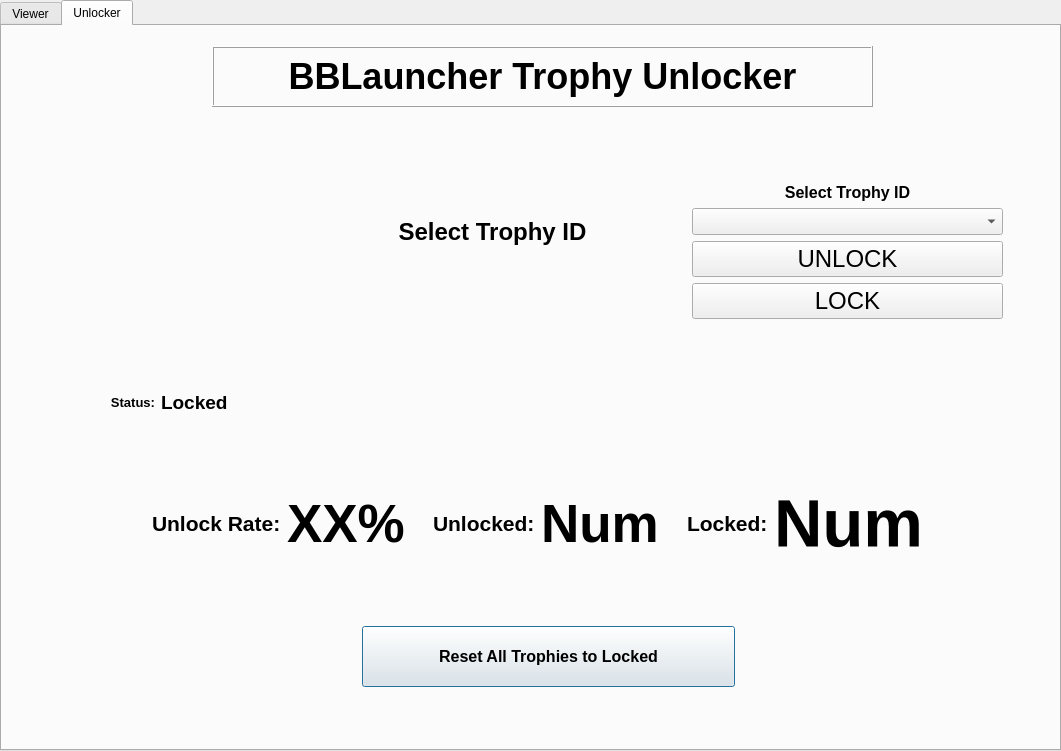
The window that modules/TrophyManager.ui (rainmakerv3/BB_Launcher) describes before a commit, drawn with Qt 5.
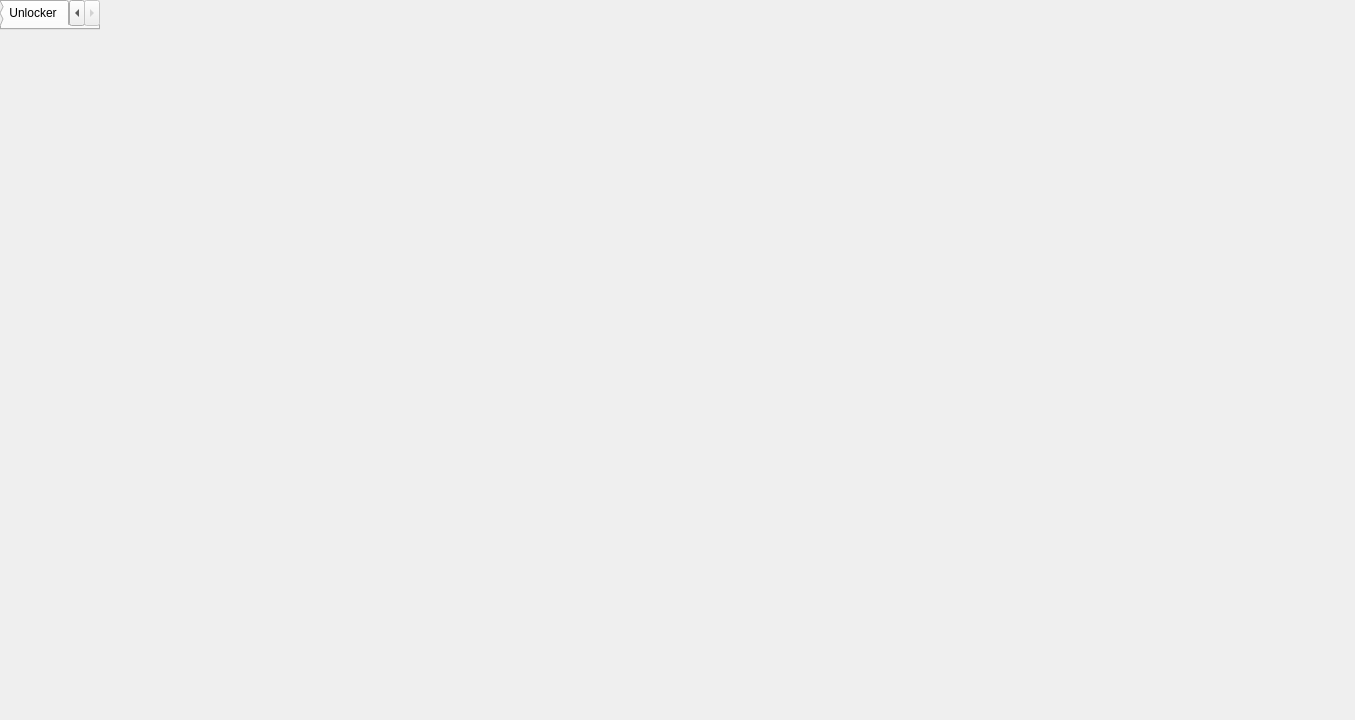
The same window after the commit. Icons and pictures are not drawn.

Commit message: Trophy viewer enhancements added

Diff of the .ui file:
```diff
--- a/modules/TrophyManager.ui
+++ b/modules/TrophyManager.ui
@@ -1,27 +1,19 @@
 <?xml version="1.0" encoding="UTF-8"?>
 <ui version="4.0">
  <class>TrophyViewer</class>
- <widget class="QDialog" name="TrophyViewer">
+ <widget class="QMainWindow" name="TrophyViewer">
   <property name="geometry">
    <rect>
     <x>0</x>
     <y>0</y>
-    <width>1061</width>
-    <height>751</height>
+    <width>1355</width>
+    <height>720</height>
    </rect>
   </property>
   <property name="windowTitle">
    <string>Trophy Manager</string>
   </property>
   <widget class="QTabWidget" name="tabWidget">
-   <property name="geometry">
-    <rect>
-     <x>0</x>
-     <y>0</y>
-     <width>1061</width>
-     <height>751</height>
-    </rect>
-   </property>
    <property name="autoFillBackground">
     <bool>true</bool>
    </property>
@@ -40,7 +32,7 @@
     <widget class="QWidget" name="horizontalLayoutWidget_11">
      <property name="geometry">
       <rect>
-       <x>360</x>
+       <x>430</x>
        <y>600</y>
        <width>373</width>
        <height>61</height>
@@ -71,7 +63,7 @@
     <widget class="QWidget" name="horizontalLayoutWidget_14">
      <property name="geometry">
       <rect>
-       <x>150</x>
+       <x>220</x>
        <y>440</y>
        <width>771</width>
        <height>115</height>
@@ -251,7 +243,7 @@
     <widget class="QLabel" name="TrophyNameLabel">
      <property name="geometry">
       <rect>
-       <x>340</x>
+       <x>410</x>
        <y>110</y>
        <width>301</width>
        <height>191</height>
@@ -276,7 +268,7 @@
     <widget class="QLabel" name="TrophyManagerText">
      <property name="geometry">
       <rect>
-       <x>210</x>
+       <x>280</x>
        <y>20</y>
        <width>661</width>
        <height>61</height>
@@ -304,7 +296,7 @@
     <widget class="QWidget" name="layoutWidget">
      <property name="geometry">
       <rect>
-       <x>50</x>
+       <x>120</x>
        <y>360</y>
        <width>211</width>
        <height>33</height>
@@ -357,7 +349,7 @@
     <widget class="QWidget" name="verticalLayoutWidget">
      <property name="geometry">
       <rect>
-       <x>690</x>
+       <x>760</x>
        <y>110</y>
        <width>311</width>
        <height>183</height>
```
Left out of the diff: 2 changed lines with no effect on the pictures. The commit also changes 2 other files.
